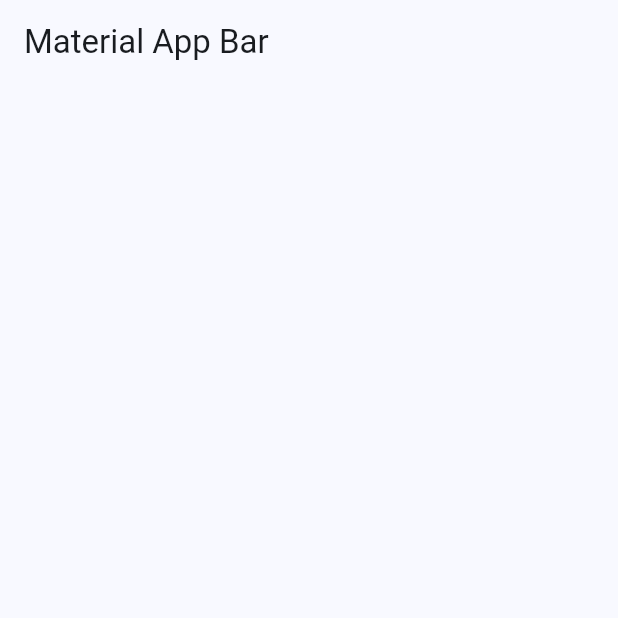
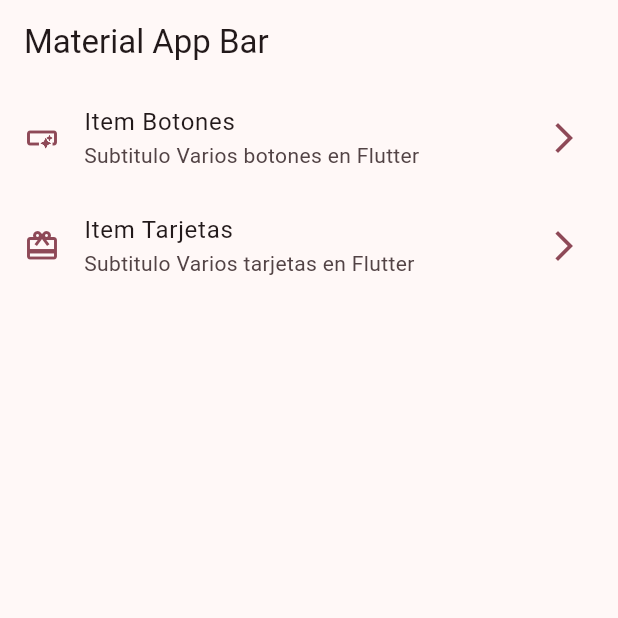
Before and after one commit to Rigel-Developer/basic_widgets, a Flutter app: the screen it shows after launch, on a phone screen of 412 x 824 dp, the top half of it. Run offline on Flutter 3.47's test engine with Material 3 defaults, Android fonts, the phone set to English and light mode, and no system bars.

```diff
--- a/lib/config/menu/menu_items.dart
+++ b/lib/config/menu/menu_items.dart
@@ -14,11 +14,17 @@ class MenuItem {
   });
 }
 
-const appMenuItems = <MenuItem>{
+const appMenuItems = <MenuItem>[
   MenuItem(
     title: 'Botones',
     subTitle: 'Varios botones en Flutter',
     link: '/buttons',
     icon: Icons.smart_button_outlined,
   ),
-};
+  MenuItem(
+    title: 'Tarjetas',
+    subTitle: 'Varios tarjetas en Flutter',
+    link: '/cards',
+    icon: Icons.card_giftcard,
+  ),
+];
--- a/lib/main.dart
+++ b/lib/main.dart
@@ -11,7 +11,7 @@ class MyApp extends StatelessWidget {
   Widget build(BuildContext context) {
     return MaterialApp(
         title: 'Material App',
-        theme: AppTheme(selectedColorIndex: 2).getTheme(),
+        theme: AppTheme(selectedColorIndex: 6).getTheme(),
         debugShowCheckedModeBanner: false,
         home: const HomeScreen());
   }
--- a/lib/presentation/screens/home/home_screen.dart
+++ b/lib/presentation/screens/home/home_screen.dart
@@ -1,3 +1,4 @@
+import 'package:basic_widgets/config/menu/menu_items.dart';
 import 'package:flutter/material.dart';
 
 class HomeScreen extends StatelessWidget {
@@ -9,6 +10,46 @@ class HomeScreen extends StatelessWidget {
       appBar: AppBar(
         title: const Text('Material App Bar'),
       ),
+      body: const _HomeView(),
     );
   }
 }
+
+class _HomeView extends StatelessWidget {
+  const _HomeView({super.key});
+
+  @override
+  Widget build(BuildContext context) {
+    return ListView.builder(
+        itemCount: appMenuItems.length,
+        itemBuilder: (context, index) {
+          final menuItem = appMenuItems.elementAt(index);
+          return _CustomListTile(menuItem: menuItem);
+        });
+  }
+}
+
+class _CustomListTile extends StatelessWidget {
+  const _CustomListTile({
+    super.key,
+    required this.menuItem,
+  });
+
+  final MenuItem menuItem;
+
+  @override
+  Widget build(BuildContext context) {
+    final colors = Theme.of(context).colorScheme;
+
+    return ListTile(
+      title: Text('Item ${menuItem.title}'),
+      subtitle: Text('Subtitulo ${menuItem.subTitle}'),
+      leading: Icon(menuItem.icon, color: colors.primary),
+      trailing: Icon(Icons.arrow_forward_ios, color: colors.primary),
+      onTap: () {
+        // Navigator.pushNamed(context, menuItem.link);
+        print('Tapped on ${menuItem.title}');
+      },
+    );
+  }
+}
```
